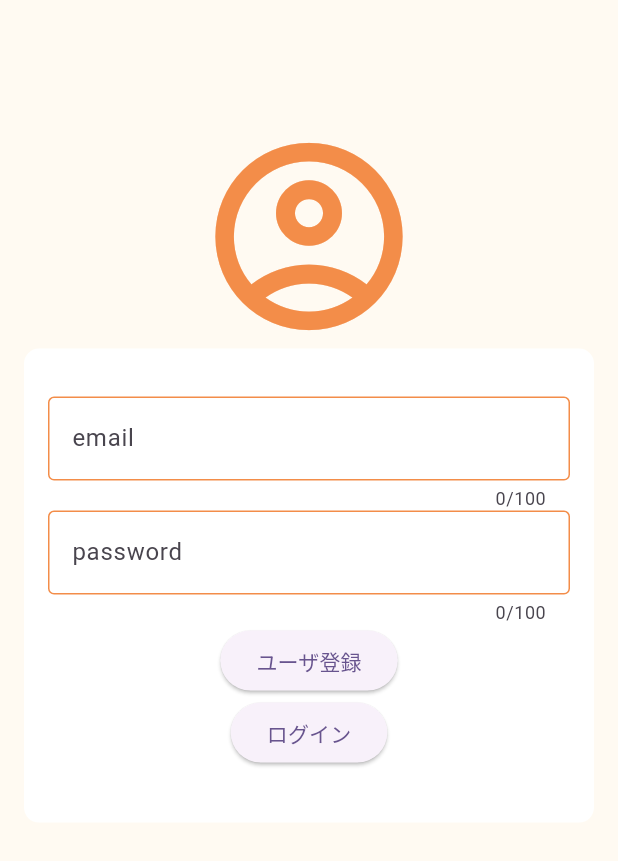
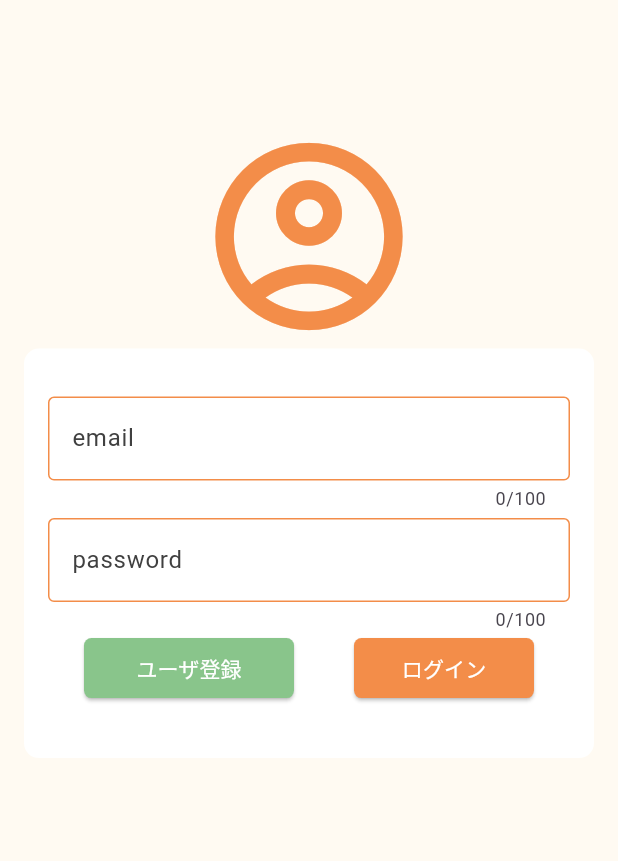
Before and after one commit to raisu3141/home_escape, a Flutter app: the SignUp screen opened directly, after a tap on "ユーザ登録", on a phone screen of 412 x 824 dp. Shown: the top 861 px of the screen. Run offline on Flutter 3.47's test engine with Material 3 defaults, Android fonts, the phone set to English and light mode, and no system bars; our stand-ins replace cloud_firestore, firebase_auth, firebase_core, flutter_hooks, flutter_riverpod; accounts and stored records are empty; network calls fail; Roboto replaces fonts that are missing (dotGothic16).

Commit message:
signInページのUI整え

```diff
--- a/lib/pages/sign_in.dart
+++ b/lib/pages/sign_in.dart
@@ -7,11 +7,9 @@ import 'package:home_escape/main.dart';
 import './start.dart';
 
 import 'package:cloud_firestore/cloud_firestore.dart';
-import 'package:flutter/material.dart';
 import 'package:firebase_auth/firebase_auth.dart';
 import 'package:firebase_core/firebase_core.dart';
 import 'package:flutter/services.dart';
-import 'package:home_escape/constant/constant.dart';
 
 class SignUp extends StatefulWidget {
   const SignUp({super.key});
@@ -100,6 +98,8 @@ class _SignUpState extends State<SignUp> {
                             TextFormField(
                               decoration: const InputDecoration(
                                 labelText: 'email',
+                                labelStyle: TextStyle(
+                                    color: Color(Constant.mainFontColor)),
                                 border: OutlineInputBorder(),
                                 focusedBorder: OutlineInputBorder(
                                   borderSide: BorderSide(
@@ -124,9 +124,12 @@ class _SignUpState extends State<SignUp> {
                                 });
                               },
                             ),
+                            const SizedBox(height: 5.0),
                             TextFormField(
                               decoration: const InputDecoration(
                                 labelText: 'password',
+                                labelStyle: TextStyle(
+                                    color: Color(Constant.mainFontColor)),
                                 border: OutlineInputBorder(),
                                 focusedBorder: OutlineInputBorder(
                                   borderSide: BorderSide(
@@ -151,9 +154,21 @@ class _SignUpState extends State<SignUp> {
                                 });
                               },
                             ),
+                            Row(
+                              mainAxisAlignment:
+                                  MainAxisAlignment.center, // ボタンを中央に配置
+                              children: [
                                 // 3行目 ユーザ登録ボタン
                                 ElevatedButton(
                                   child: const Text('ユーザ登録'),
+                                  style: ElevatedButton.styleFrom(
+                                      fixedSize: Size(140, 40),
+                                      backgroundColor:
+                                          Color(Constant.accentColor),
+                                      foregroundColor: Colors.white,
+                                      shape: RoundedRectangleBorder(
+                                          borderRadius:
+                                              BorderRadius.circular(5))),
                                   onPressed: () async {
                                     try {
                                       final User? user = (await FirebaseAuth
@@ -165,14 +180,30 @@ class _SignUpState extends State<SignUp> {
                                       if (user != null)
                                         print(
                                             "ユーザ登録しました ${user.email} , ${user.uid}");
+                                      Navigator.pushReplacement(
+                                        context,
+                                        MaterialPageRoute(
+                                            builder: (context) =>
+                                                const HomePage(
+                                                    title: 'HomePage')),
+                                      );
                                     } catch (e) {
                                       print(e);
                                     }
                                   },
                                 ),
+                                const SizedBox(width: 40),
                                 // 4行目 ログインボタン
                                 ElevatedButton(
                                   child: const Text('ログイン'),
+                                  style: ElevatedButton.styleFrom(
+                                      fixedSize: Size(120, 40),
+                                      backgroundColor:
+                                          Color(Constant.mainColor),
+                                      foregroundColor: Colors.white,
+                                      shape: RoundedRectangleBorder(
+                                          borderRadius:
+                                              BorderRadius.circular(5))),
                                   onPressed: () async {
                                     try {
                                       // メール/パスワードでログイン
@@ -185,11 +216,21 @@ class _SignUpState extends State<SignUp> {
                                       if (user != null)
                                         print(
                                             "ログインしました　${user.email} , ${user.uid}");
+
+                                      Navigator.pushReplacement(
+                                        context,
+                                        MaterialPageRoute(
+                                            builder: (context) =>
+                                                const HomePage(
+                                                    title: 'HomePage')),
+                                      );
                                     } catch (e) {
                                       print("えらーだよ！");
                                       print(e);
                                     }
                                   },
+                                ),
+                              ],
                             ),
                             const SizedBox(height: 16.0),
                           ],
```
Lines whose indentation alone changed are shown as unchanged.
